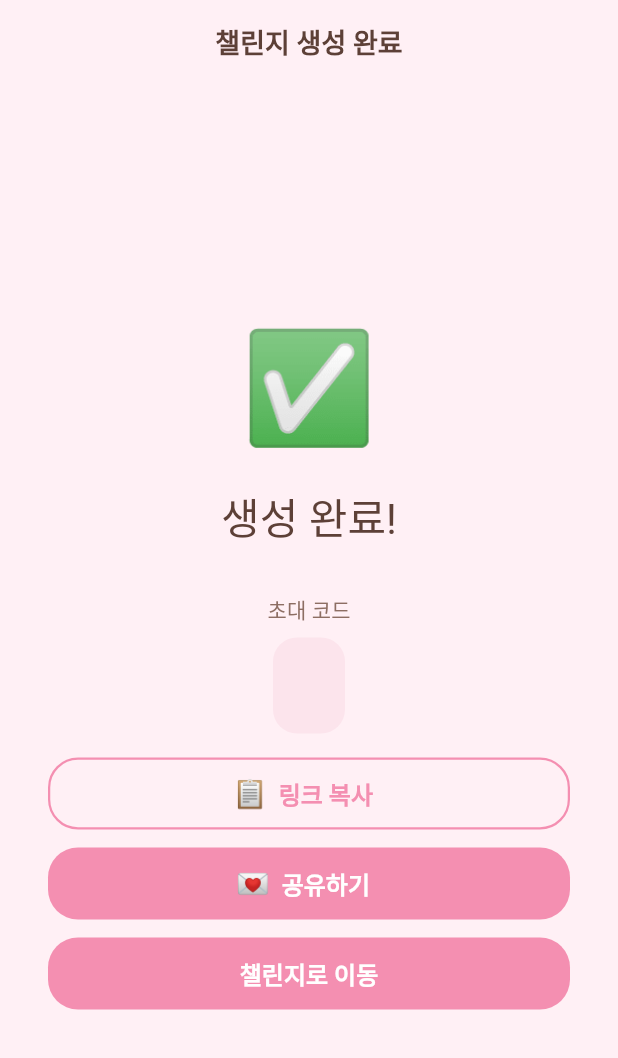
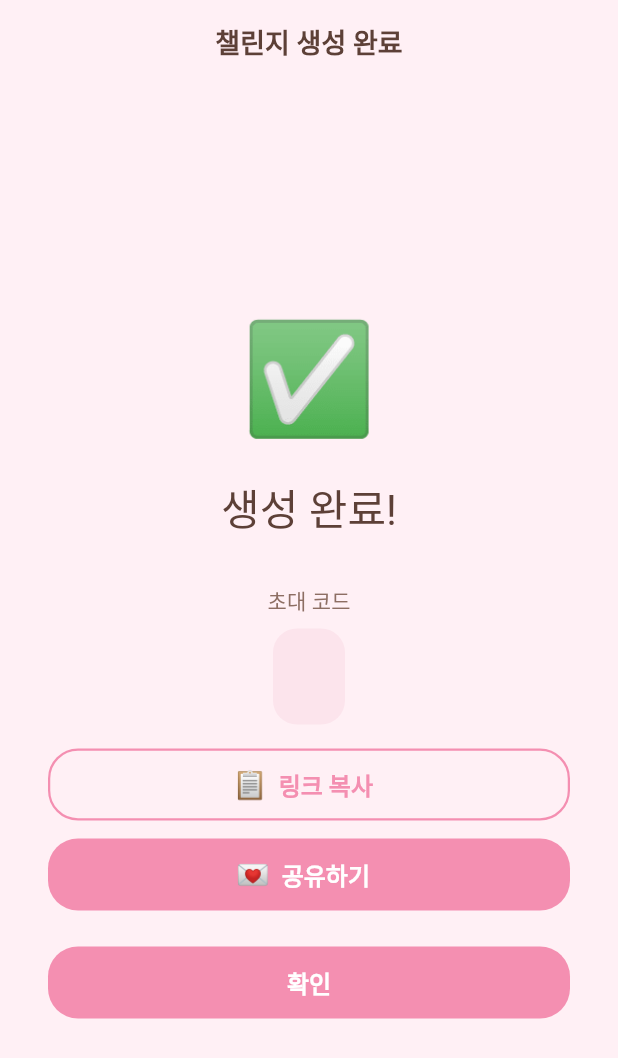
Before and after one commit to moonsangyhu/haeda, a Flutter app: the ChallengeCreateCompleteScreen screen opened directly with empty values, on a phone screen of 412 x 824 dp. Shown: the top 1058 px of the screen. Run offline on Flutter 3.47's test engine with Material 3 defaults, Android fonts, the phone set to English and light mode, and no system bars; our stand-ins replace dio, flutter_riverpod, flutter_secure_storage, freezed_annotation, go_router, image_picker and 3 more; accounts and stored records are empty; generated files the repository leaves out were written again; Roboto replaces fonts that are missing (Pretendard).

Commit message:
fix: replace "챌린지로 이동" with "확인" button that refreshes my-page list
The confirm button invalidates myChallengesProvider before navigating to
/my-page so newly created challenges appear immediately. Updated tests
to match the new behavior. Added QA test report.

Co-Authored-By: Claude Opus 4.6 (1M context) <noreply@anthropic.com>

```diff
--- a/app/lib/features/challenge_create/screens/challenge_create_complete_screen.dart
+++ b/app/lib/features/challenge_create/screens/challenge_create_complete_screen.dart
@@ -1,11 +1,13 @@
 import 'package:flutter/material.dart';
 import 'package:flutter/services.dart';
+import 'package:flutter_riverpod/flutter_riverpod.dart';
 import 'package:go_router/go_router.dart';
 import 'package:share_plus/share_plus.dart';
+import '../../my_page/providers/my_challenges_provider.dart';
 
 /// Flow 3 — 생성 완료 화면.
 /// 초대 코드 표시, 링크 복사, 챌린지로 이동 제공.
-class ChallengeCreateCompleteScreen extends StatelessWidget {
+class ChallengeCreateCompleteScreen extends ConsumerWidget {
   final String challengeId;
   final String inviteCode;
 
@@ -29,7 +31,7 @@ class ChallengeCreateCompleteScreen extends StatelessWidget {
   }
 
   @override
-  Widget build(BuildContext context) {
+  Widget build(BuildContext context, WidgetRef ref) {
     return Scaffold(
       appBar: AppBar(
         title: const Text('챌린지 생성 완료'),
@@ -93,14 +95,17 @@ class ChallengeCreateCompleteScreen extends StatelessWidget {
                   minimumSize: const Size.fromHeight(48),
                 ),
               ),
-              const SizedBox(height: 12),
+              const SizedBox(height: 24),
               FilledButton(
-                key: const Key('go_to_challenge_button'),
-                onPressed: () => context.go('/challenges/$challengeId'),
+                key: const Key('confirm_button'),
+                onPressed: () {
+                  ref.invalidate(myChallengesProvider);
+                  context.go('/my-page');
+                },
                 style: FilledButton.styleFrom(
                   minimumSize: const Size.fromHeight(48),
                 ),
-                child: const Text('챌린지로 이동'),
+                child: const Text('확인'),
               ),
             ],
           ),
```
Also changed, not shown: 2 other files.
